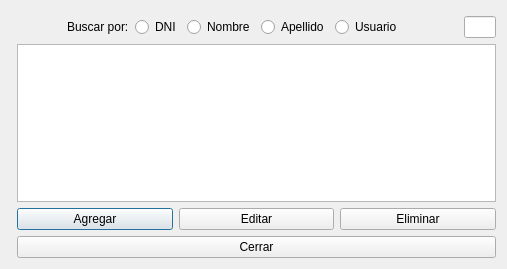
This is ventanausuarios.ui in DanielaGanan/biblioteca as Qt 5 draws it before an edit. The edited form follows.
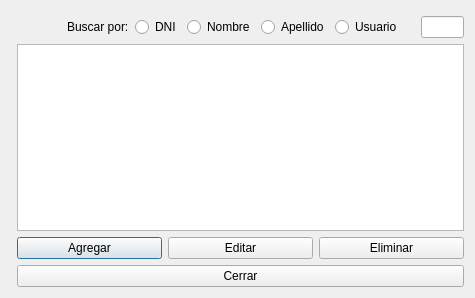
This is the edited form.

```diff
--- a/ventanausuarios.ui
+++ b/ventanausuarios.ui
@@ -6,8 +6,8 @@
    <rect>
     <x>0</x>
     <y>0</y>
-    <width>507</width>
-    <height>269</height>
+    <width>475</width>
+    <height>298</height>
    </rect>
   </property>
   <property name="windowTitle">
@@ -88,7 +88,7 @@
      <item>
       <widget class="QLabel" name="label">
        <property name="text">
-        <string>               </string>
+        <string/>
        </property>
       </widget>
      </item>
```
